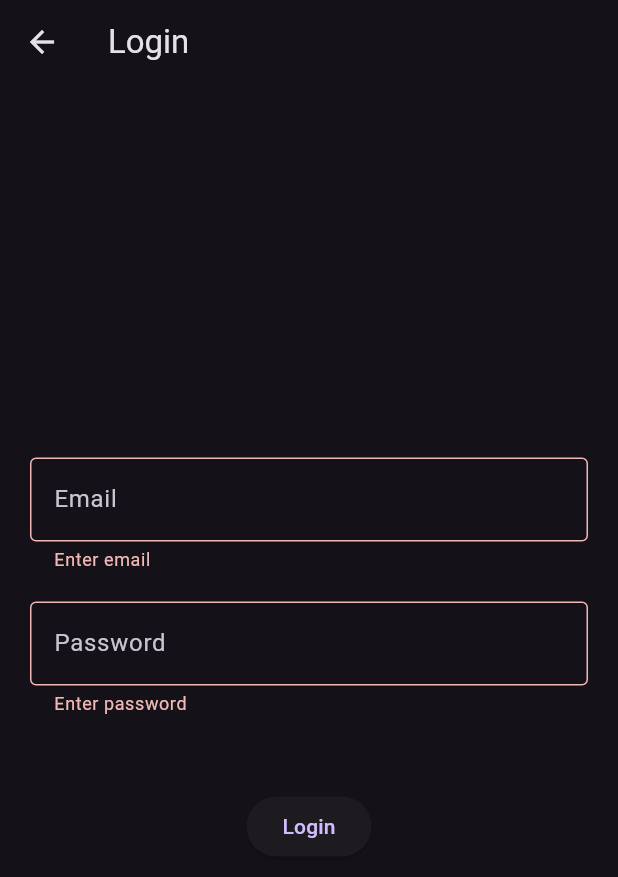
After one commit to axiftaj/FLutter-Bloc-Tutorials, a Flutter app: the NewLoginScreen screen opened directly, after a tap on "Login", on a phone screen of 412 x 824 dp. The commit adds this screen. Shown: the top 877 px of the screen. Run offline on Flutter 3.47's test engine with Material 3 defaults, Android fonts, the phone set to English and light mode, and no system bars; our stand-ins replace bloc, equatable, flutter_bloc, formz, image_picker.

Commit message:
changes done

```diff
--- a/lib/main.dart
+++ b/lib/main.dart
@@ -5,7 +5,7 @@ import 'package:bloc_tutorials/bloc/favourite/favourite_event.dart';
 import 'package:bloc_tutorials/bloc/image_picker/image_picker_bloc.dart';
 import 'package:bloc_tutorials/bloc/switch_bloc/switch_bloc.dart';
 import 'package:bloc_tutorials/repository/favourite_reposiotry.dart';
-import 'package:bloc_tutorials/view/counter/home_screen.dart';
+import 'package:bloc_tutorials/view/login/login_screen.dart';
 import 'package:flutter/material.dart';
 import 'package:flutter_bloc/flutter_bloc.dart';
 
@@ -36,7 +36,7 @@ class MyApp extends StatelessWidget {
             brightness: Brightness.dark,
             primarySwatch: Colors.blue,
           ),
-          home: const HomeScreen(),
+          home: const LoginScreen(),
         ));
   }
 }
--- /dev/null
+++ b/lib/view/login/new_login_screen.dart
@@ -0,0 +1,73 @@
+import 'package:flutter/material.dart';
+
+class NewLoginScreen extends StatefulWidget {
+  const NewLoginScreen({Key? key}) : super(key: key);
+
+  @override
+  State<NewLoginScreen> createState() => _NewLoginScreenState();
+}
+
+class _NewLoginScreenState extends State<NewLoginScreen> {
+  final emailFocusNode = FocusNode();
+  final passwordFocusNode = FocusNode();
+
+  final _formKey = GlobalKey<FormState>();
+
+  @override
+  Widget build(BuildContext context) {
+    return Scaffold(
+      appBar: AppBar(
+        title: const Text('Login'),
+      ),
+      body: Padding(
+        padding: const EdgeInsets.all(20),
+        child: Form(
+          key: _formKey,
+          child: Column(
+            crossAxisAlignment: CrossAxisAlignment.center,
+            mainAxisAlignment: MainAxisAlignment.center,
+            children: [
+              TextFormField(
+                keyboardType: TextInputType.emailAddress,
+                focusNode: emailFocusNode,
+                decoration: const InputDecoration(hintText: 'Email', border: OutlineInputBorder()),
+                onChanged: (value) {},
+                validator: (value) {
+                  if (value!.isEmpty) {
+                    return 'Enter email';
+                  }
+                  return null;
+                },
+                onFieldSubmitted: (value) {},
+              ),
+              const SizedBox(
+                height: 20,
+              ),
+              TextFormField(
+                keyboardType: TextInputType.text,
+                focusNode: passwordFocusNode,
+                decoration: const InputDecoration(hintText: 'Password', border: OutlineInputBorder()),
+                onChanged: (value) {},
+                validator: (value) {
+                  if (value!.isEmpty) {
+                    return 'Enter password';
+                  }
+                  return null;
+                },
+                onFieldSubmitted: (value) {},
+              ),
+              const SizedBox(
+                height: 50,
+              ),
+              ElevatedButton(
+                  onPressed: () {
+                    if (_formKey.currentState!.validate()) {}
+                  },
+                  child: const Text('Login'))
+            ],
+          ),
+        ),
+      ),
+    );
+  }
+}
```
Also changed, not shown: lib/view/counter/home_screen.dart (+5 -5 lines), lib/view/login/login_screen.dart (+25 -31 lines), 2 other files.
